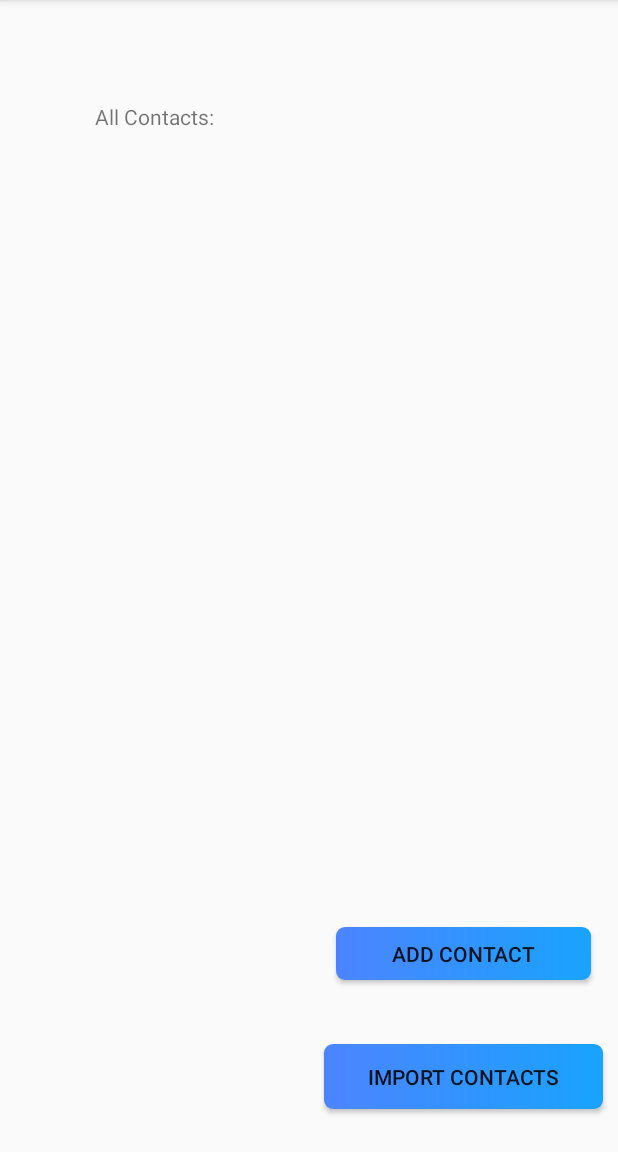
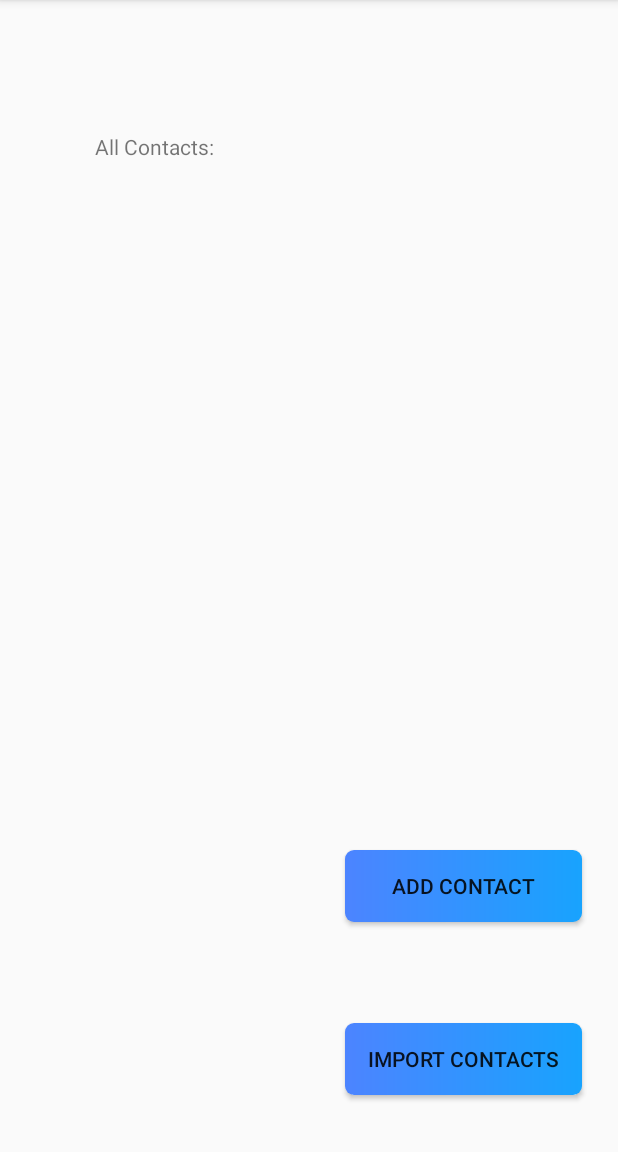
Before and after one commit to EwanMcNeil/SilentGuardian_Android, an Android app: the ThresholdSettingActivity screen opened directly, with no data from a screen before it, on a phone screen of 412 x 824 dp, the part 84-1236 px from its top. Run offline under Robolectric (Android 15) with nearby library versions, the light colour scheme and no system bars; our stand-ins replace Firebase (no records; nobody signed in at launch, a user with empty details on screens opened directly); libraries missing offline, so code that uses them is left out: com.google.firebase.database.

Commit message:
Continued updating UI with button background and layout with guidelines

```diff
--- a/app/build.gradle
+++ b/app/build.gradle
@@ -1,3 +1,4 @@
+
 apply plugin: 'com.android.application'
 apply plugin: 'com.google.gms.google-services'
 
--- a/app/src/main/java/com/example/silentguardian_android/Tutorial/TutorialViewpagerAdapter.java
+++ b/app/src/main/java/com/example/silentguardian_android/Tutorial/TutorialViewpagerAdapter.java
@@ -33,7 +33,7 @@
     @Override
     public Object instantiateItem(@NonNull ViewGroup container, int position) {
         LayoutInflater inflater = (LayoutInflater) mContext.getSystemService(Context.LAYOUT_INFLATER_SERVICE);
-        View layoutScreen = inflater.inflate(R.layout.to_inflate_tutorial_layout,null);
+        View layoutScreen = inflater.inflate(R.layout.to_inflate_tutorial_layout,null);//idddk why it does this
 
         ImageView imgSlide = layoutScreen.findViewById(R.id.intro_img);
 
--- a/app/src/main/res/layout/activity_threshold_setting.xml
+++ b/app/src/main/res/layout/activity_threshold_setting.xml
@@ -10,8 +10,14 @@
 
     <Button
         android:id="@+id/freshAddContactButton"
-        android:layout_width="170dp"
-        android:layout_height="35dp"
+        android:layout_width="0dp"
+        android:layout_height="wrap_content"
+        android:layout_marginStart="24dp"
+        android:layout_marginLeft="24dp"
+        android:layout_marginEnd="24dp"
+        android:layout_marginRight="24dp"
+        android:layout_marginBottom="24dp"
+        android:layout_weight="1"
         android:background="@drawable/btn_gradient_style"
         android:text="Add Contact"
         app:layout_constraintBottom_toTopOf="@+id/guideline21"
@@ -21,8 +27,9 @@
 
     <TextView
         android:id="@+id/bubbleTextView"
-        android:layout_width="139dp"
-        android:layout_height="59dp"
+        android:layout_width="0dp"
+        android:layout_weight="1"
+        android:layout_height="wrap_content"
         android:text="All Contacts:"
         android:textAlignment="center"
         app:layout_constraintBottom_toTopOf="@+id/guideline18"
@@ -32,19 +39,27 @@
 
     <TextView
         android:id="@+id/thresholdEditText"
-        android:layout_width="119dp"
-        android:layout_height="63dp"
-        android:text="people in threhold"
+        android:layout_width="0dp"
+        android:layout_height="wrap_content"
+        android:layout_weight="1"
+        android:text="Your Guardians"
         android:textAlignment="center"
         app:layout_constraintBottom_toTopOf="@+id/guideline18"
         app:layout_constraintEnd_toEndOf="parent"
+        app:layout_constraintHorizontal_bias="0.0"
         app:layout_constraintStart_toStartOf="@+id/guideline19"
         app:layout_constraintTop_toTopOf="@+id/guideline17" />
 
     <Button
         android:id="@+id/defineMessageButton"
-        android:layout_width="wrap_content"
+        android:layout_width="0dp"
         android:layout_height="wrap_content"
+        android:layout_marginStart="24dp"
+        android:layout_marginLeft="24dp"
+        android:layout_marginEnd="24dp"
+        android:layout_marginRight="24dp"
+        android:layout_marginBottom="24dp"
+        android:layout_weight="1"
         android:background="@drawable/btn_gradient_style"
         android:text="Define message"
         app:layout_constraintBottom_toBottomOf="parent"
@@ -55,8 +70,9 @@
 
     <ListView
         android:id="@+id/wholecontactsListView"
-        android:layout_width="184dp"
-        android:layout_height="381dp"
+        android:layout_width="0dp"
+        android:layout_weight="1"
+        android:layout_height="wrap_content"
         app:layout_constraintBottom_toTopOf="@+id/guideline20"
         app:layout_constraintEnd_toStartOf="@+id/guideline19"
         app:layout_constraintStart_toStartOf="parent"
@@ -64,8 +80,9 @@
 
     <ListView
         android:id="@+id/thresholdContactsListView"
-        android:layout_width="184dp"
-        android:layout_height="383dp"
+        android:layout_width="0dp"
+        android:layout_weight="1"
+        android:layout_height="wrap_content"
         app:layout_constraintBottom_toTopOf="@+id/guideline20"
         app:layout_constraintEnd_toEndOf="parent"
         app:layout_constraintStart_toStartOf="@+id/guideline19"
@@ -73,8 +90,14 @@
 
     <Button
         android:id="@+id/importContactButton"
-        android:layout_width="186dp"
-        android:layout_height="43dp"
+        android:layout_width="0dp"
+        android:layout_height="wrap_content"
+        android:layout_marginStart="24dp"
+        android:layout_marginLeft="24dp"
+        android:layout_marginEnd="24dp"
+        android:layout_marginRight="24dp"
+        android:layout_marginBottom="24dp"
+        android:layout_weight="1"
         android:background="@drawable/btn_gradient_style"
         android:text="Import Contacts"
         app:layout_constraintBottom_toBottomOf="parent"
@@ -84,10 +107,18 @@
 
     <Button
         android:id="@+id/add911Button"
-        android:layout_width="194dp"
-        android:layout_height="74dp"
+        android:layout_width="0dp"
+        android:layout_height="wrap_content"
+        android:layout_marginStart="24dp"
+        android:layout_marginLeft="24dp"
+        android:layout_marginEnd="24dp"
+        android:layout_marginRight="24dp"
+        android:layout_marginBottom="24dp"
+        android:layout_weight="1"
         android:background="@drawable/btn_gradient_style"
-        android:text="Click Here to add 911 as a guardian!"
+        android:text="Add 911 as a guardian!"
+        android:textSize="12sp"
+        app:layout_constraintBottom_toTopOf="@+id/guideline21"
         app:layout_constraintEnd_toStartOf="@+id/guideline19"
         app:layout_constraintStart_toStartOf="parent"
         app:layout_constraintTop_toTopOf="@+id/guideline20" />
@@ -118,7 +149,7 @@
         android:layout_width="wrap_content"
         android:layout_height="wrap_content"
         android:orientation="horizontal"
-        app:layout_constraintGuide_percent="0.78659374" />
+        app:layout_constraintGuide_percent="0.7" />
 
     <androidx.constraintlayout.widget.Guideline
         android:id="@+id/guideline21"
--- a/app/src/main/res/layout/to_inflate_tutorial_layout.xml
+++ b/app/src/main/res/layout/to_inflate_tutorial_layout.xml
@@ -54,4 +54,5 @@
         app:layout_constraintTop_toTopOf="parent"
         tools:srcCompat="@tools:sample/avatars"
         android:contentDescription="SilentGuardians logo" />
+
 </androidx.constraintlayout.widget.ConstraintLayout>
```
